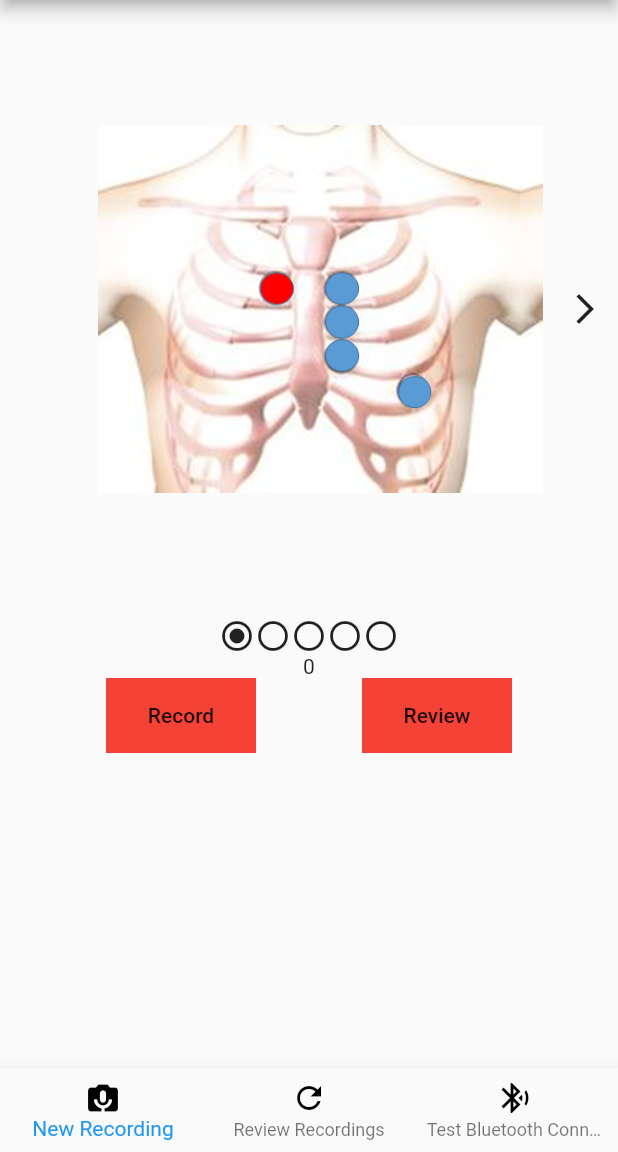
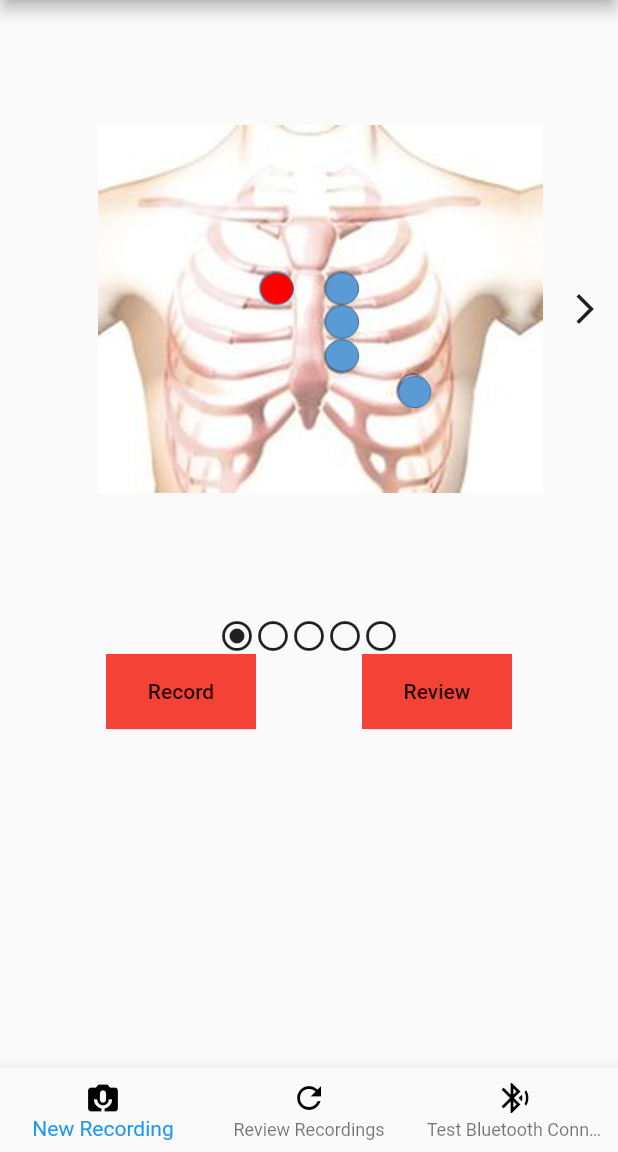
Before and after one commit to Rockwell-Holbrook/nursing_capstone, a Flutter app: the screen it shows after launch, on a phone screen of 412 x 824 dp, the part 84-1236 px from its top. Run offline on Flutter 3.47's test engine with Material 2 defaults, Android fonts, the phone set to English and light mode, and no system bars; our stand-ins replace flutter_blue.

Commit message:
Preparing Merge

```diff
--- a/mobile/lib/pages/home.dart
+++ b/mobile/lib/pages/home.dart
@@ -72,7 +72,6 @@ class _HomeState extends State<Home> {
                 submit: () {print('submit');},
               ),
               CarouselDots(_keyChild),
-              Text(_carouselPage.toString()),
               Row(
                 mainAxisAlignment: MainAxisAlignment.spaceEvenly,
                 children: <Widget>[
@@ -102,9 +101,8 @@ class _HomeState extends State<Home> {
           (_admin) ? Container(
             color: Colors.blue,
             child: Text(_carouselPage.toString()),
-          ) : Container()//DevicesDialog(),
-
-          //DevicesDialog()
+          ) : DevicesDialog(),
+          DevicesDialog()
         ],
       ),
       bottomNavigationBar: BottomNavigationBar(
--- a/mobile/lib/widgets/carousel.dart
+++ b/mobile/lib/widgets/carousel.dart
@@ -22,7 +22,9 @@ class _CarouselState extends State<Carousel> {
   List<String> photos = [
     "graphics/aorticPoint.jpg",
     "graphics/hearsound1.jpg",
-    "graphics/heartsound2.jpg"
+    "graphics/heartsound2.jpg",
+    "graphics/aorticPoint.jpg",
+    "graphics/hearsound1.jpg"
   ];
 
   PageController _pageController;
@@ -94,7 +96,7 @@ class _CarouselState extends State<Carousel> {
             mainAxisAlignment: MainAxisAlignment.center,
             children: <Widget>[
               Image.asset(
-                photos[(index % 3)]
+                photos[(index % 5)]
               ),
             ],
           ),
@@ -134,7 +136,7 @@ class _CarouselState extends State<Carousel> {
                         callback(value);
                       },
                       itemBuilder: (context, index) => itemBuilder(index),
-                      itemCount: 3,
+                      itemCount: 5,
                     ),
                   ),
                 ),
--- /dev/null
+++ b/mobile/lib/widgets/recording.dart
@@ -0,0 +1,8 @@
+import 'package:flutter/material.dart';
+
+class Recording extends StatelessWidget {
+  @override
+  Widget build(BuildContext context) {
+    return Container();
+  }
+}
```
